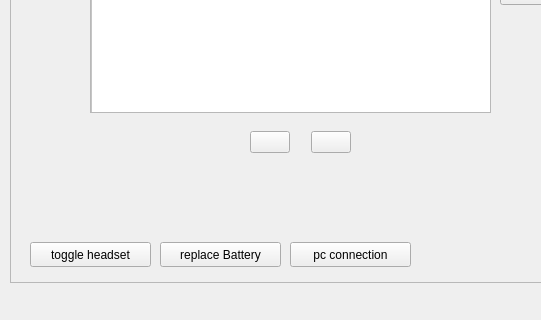
First picture: the form in neureset/mainwindow.ui, repository Gabmelom/neureset, before the edit; both pictures show x 0 to 541 and y 338 to 658 of the 1222 by 658 pixel window.
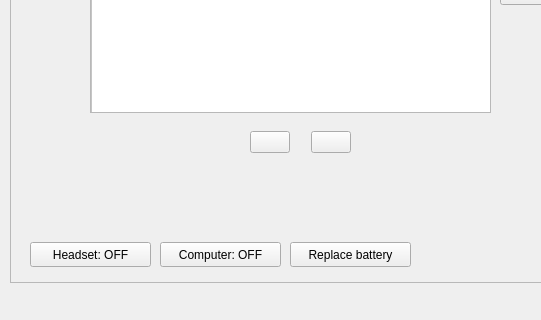
Second picture: the form after the edit. Icons and pictures are not drawn.

Commit message: separated device state and ui for hardware toggles

What changed in the file:
```diff
--- a/neureset/mainwindow.ui
+++ b/neureset/mainwindow.ui
@@ -536,7 +536,7 @@
       </rect>
      </property>
      <property name="text">
-      <string>toggle headset</string>
+      <string>Headset: OFF</string>
      </property>
     </widget>
     <widget class="QLabel" name="BatteryLbl">
@@ -555,19 +555,6 @@
     <widget class="QPushButton" name="replaceBatteryBtn">
      <property name="geometry">
       <rect>
-       <x>150</x>
-       <y>570</y>
-       <width>121</width>
-       <height>25</height>
-      </rect>
-     </property>
-     <property name="text">
-      <string>replace Battery</string>
-     </property>
-    </widget>
-    <widget class="QPushButton" name="pcConnButton">
-     <property name="geometry">
-      <rect>
        <x>280</x>
        <y>570</y>
        <width>121</width>
@@ -575,7 +562,20 @@
       </rect>
      </property>
      <property name="text">
-      <string>pc connection</string>
+      <string>Replace battery</string>
+     </property>
+    </widget>
+    <widget class="QPushButton" name="pcConnButton">
+     <property name="geometry">
+      <rect>
+       <x>150</x>
+       <y>570</y>
+       <width>121</width>
+       <height>25</height>
+      </rect>
+     </property>
+     <property name="text">
+      <string>Computer: OFF</string>
      </property>
     </widget>
     <widget class="QProgressBar" name="batteryBar">
```
The commit also changes 4 other files.
